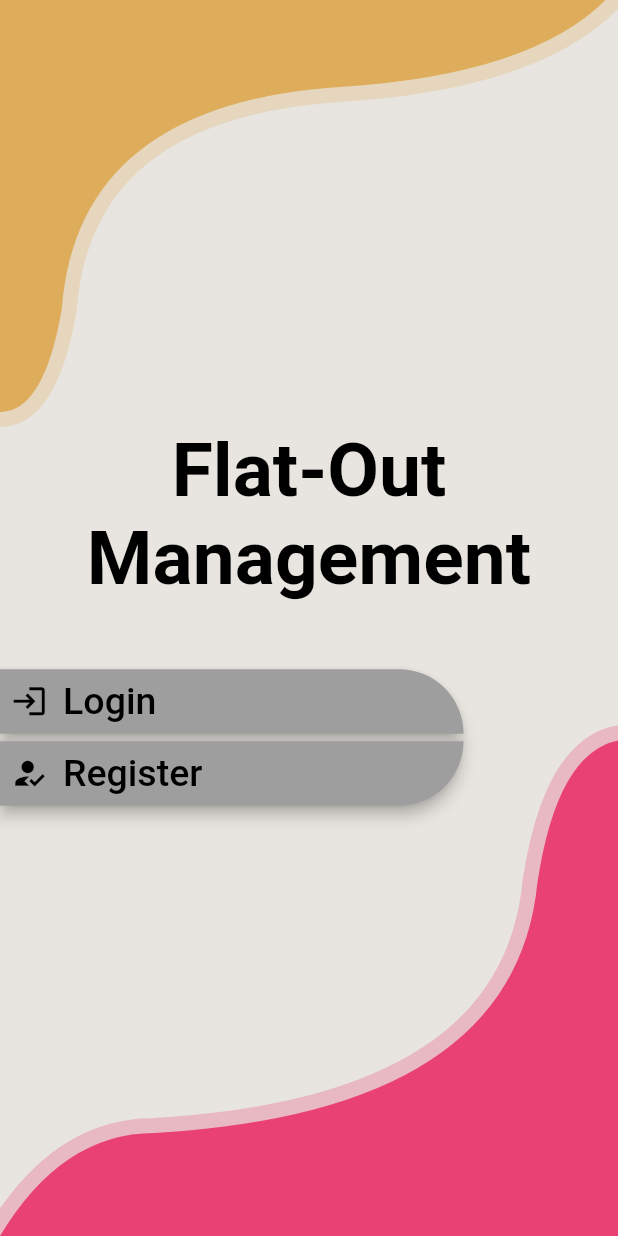
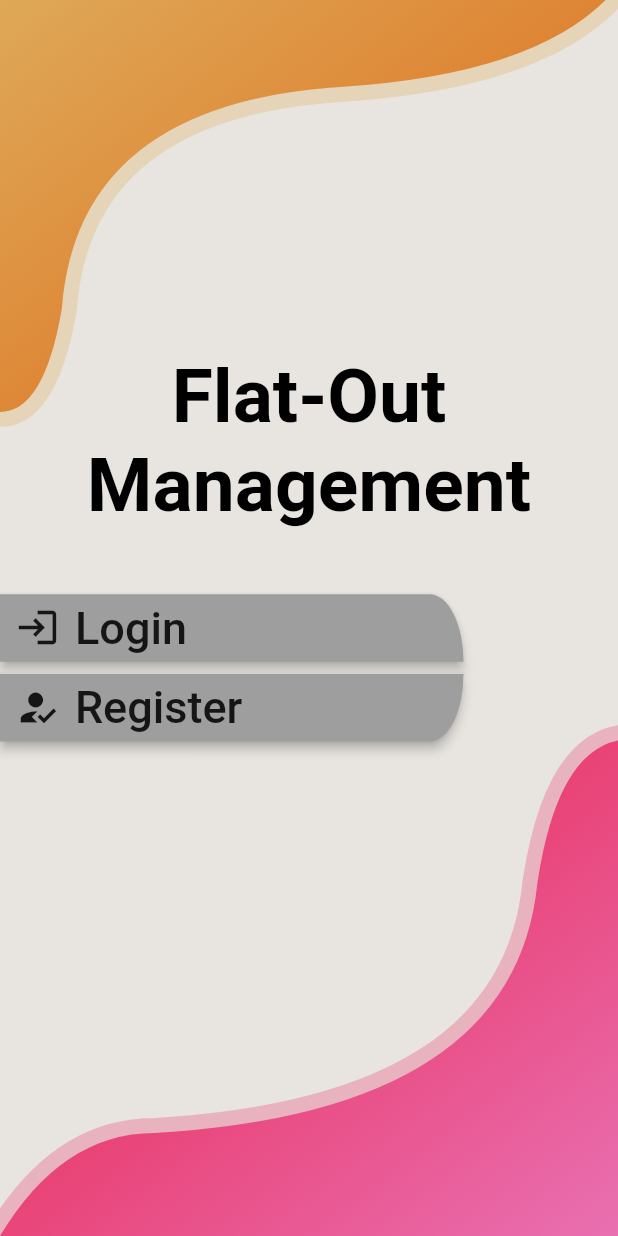
Before and after one commit to HonsonCooky/Flat-Out-Management, a Flutter app: the screen it shows after launch, on a phone screen of 412 x 824 dp. Run offline on Flutter 3.47's test engine with Material 2 defaults, Android fonts, the phone set to English and light mode, and no system bars; our stand-ins replace google_fonts; generated files the repository leaves out were written again; network calls fail; Roboto replaces fonts that are missing (Merriweather Sans).

```diff
--- a/flat_out_app/lib/components/atoms/fom_round_button.dart
+++ b/flat_out_app/lib/components/atoms/fom_round_button.dart
@@ -2,7 +2,7 @@ import 'package:flutter/material.dart';
 
 class FomRoundButton extends StatelessWidget {
   final List<Widget> children;
-  final BorderRadius rad;
+  final BorderRadiusGeometry rad;
   final double width;
   final void Function() onPressed;
 
@@ -13,19 +13,20 @@ class FomRoundButton extends StatelessWidget {
   @override
   Widget build(BuildContext context) {
     return Container(
-      margin: EdgeInsets.only(right: width),
-      child: ElevatedButton(
+      margin: EdgeInsets.only(right: width, bottom: width / 20),
+      child: MaterialButton(
         onPressed: () {
           onPressed();
         },
         child: Row(
           children: children,
         ),
-        style: ElevatedButton.styleFrom(
-          shape: RoundedRectangleBorder(borderRadius: rad),
-          padding: EdgeInsets.all(7),
-          elevation: 4,
+        padding: EdgeInsets.symmetric(vertical: 5, horizontal: 10),
+        elevation: 3,
+        shape: RoundedRectangleBorder(
+          borderRadius: rad,
         ),
+        color: Theme.of(context).buttonTheme.colorScheme?.primary,
       ),
     );
   }
--- a/flat_out_app/lib/screens/auth_flow/auth_home.dart
+++ /dev/null
@@ -1,22 +0,0 @@
-
-import 'package:flat_out_app/screens/auth_flow/choices_page.dart';
-import 'package:flutter/material.dart';
-
-import '../../components/molecules/blobs_background.dart';
-
-class AuthHomePage extends StatefulWidget {
-  @override
-  State<StatefulWidget> createState() => AuthHomePageState();
-}
-
-class AuthHomePageState extends State<AuthHomePage> {
-  static Widget _curPage = ChoicesPage();
-
-  @override
-  Widget build(BuildContext context) {
-
-    return BlobBackground(
-      child: _curPage
-    );
-  }
-}
--- /dev/null
+++ b/flat_out_app/lib/screens/auth_flow/auth_home_page.dart
@@ -0,0 +1,80 @@
+import 'package:flat_out_app/components/molecules/blobs_background.dart';
+import 'package:flat_out_app/components/molecules/route_handler.dart';
+import 'package:flutter/material.dart';
+
+import '../../components/atoms/fom_round_button.dart';
+import 'login_page.dart';
+
+class AuthHomePage extends StatefulWidget {
+  @override
+  State<StatefulWidget> createState() => AuthHomePageState();
+}
+
+class AuthHomePageState extends State<AuthHomePage> {
+  @override
+  Widget build(BuildContext context) {
+    final double buttonWidth = MediaQuery.of(context).size.width / 4;
+    final double fontSize = 30.0;
+    final double rad = MediaQuery.of(context).size.width;
+
+    return BlobBackground(
+      child: Container(
+        padding: EdgeInsets.only(top: MediaQuery.of(context).size.height / 3.5),
+        child: Column(
+          crossAxisAlignment: CrossAxisAlignment.stretch,
+          children: [
+            Container(
+              alignment: Alignment.center,
+              margin: EdgeInsets.only(bottom: MediaQuery.of(context).size.height / 20),
+              child: Text(
+                "Flat-Out Management",
+                textAlign: TextAlign.center,
+                style: Theme.of(context).textTheme.headline2,
+              ),
+            ),
+            FomRoundButton(
+              rad: BorderRadius.only(topRight: Radius.elliptical(rad/2, rad)),
+              width: buttonWidth,
+              onPressed: () {
+                Navigator.push(context, ParentChildPageChange(page: LoginPage()));
+              },
+              children: [
+                Container(
+                  child: Icon(
+                    Icons.login,
+                    size: fontSize,
+                  ),
+                  margin: EdgeInsets.only(right: 10),
+                ),
+                Text(
+                  "Login",
+                  style: TextStyle(fontSize: fontSize),
+                )
+              ],
+            ),
+            FomRoundButton(
+              rad: BorderRadius.only(bottomRight: Radius.elliptical(rad, rad*2)),
+              width: buttonWidth,
+              onPressed: () {
+                Navigator.push(context, ParentChildPageChange(page: LoginPage()));
+              },
+              children: [
+                Container(
+                  child: Icon(
+                    Icons.how_to_reg,
+                    size: fontSize,
+                  ),
+                  margin: EdgeInsets.only(right: 10),
+                ),
+                Text(
+                  "Register",
+                  style: TextStyle(fontSize: fontSize),
+                ),
+              ],
+            ),
+          ],
+        ),
+      ),
+    );
+  }
+}
--- a/flat_out_app/lib/screens/auth_flow/choices_page.dart
+++ /dev/null
@@ -1,75 +0,0 @@
-import 'package:flutter/material.dart';
-
-import '../../components/atoms/fom_round_button.dart';
-import '../../components/molecules/route_handler.dart';
-import 'login_page.dart';
-
-class ChoicesPage extends StatelessWidget {
-  get buttonWidth => null;
-
-  get fontSize => null;
-
-  @override
-  Widget build(BuildContext context) {
-    final double buttonWidth = MediaQuery.of(context).size.width / 4;
-    final double fontSize = 25.0;
-
-    return Container(
-      child: Column(
-        mainAxisAlignment: MainAxisAlignment.center,
-        crossAxisAlignment: CrossAxisAlignment.stretch,
-        children: [
-          Container(
-            alignment: Alignment.center,
-            margin: EdgeInsets.only(bottom: MediaQuery.of(context).size.height / 20),
-            child: Text(
-              "Flat-Out Management",
-              textAlign: TextAlign.center,
-              style: Theme.of(context).textTheme.headline2,
-            ),
-          ),
-          FomRoundButton(
-            rad: BorderRadius.only(topRight: Radius.circular(MediaQuery.of(context).size.height)),
-            width: buttonWidth,
-            onPressed: () {
-              Navigator.push(context, ParentChildPageChange(page: LoginPage()));
-            },
-            children: [
-              Container(
-                child: Icon(
-                  Icons.login,
-                  size: fontSize,
-                ),
-                margin: EdgeInsets.only(right: 10),
-              ),
-              Text(
-                "Login",
-                style: TextStyle(fontSize: fontSize),
-              )
-            ],
-          ),
-          FomRoundButton(
-            rad: BorderRadius.only(bottomRight: Radius.circular(MediaQuery.of(context).size.height)),
-            width: buttonWidth,
-            onPressed: () {
-              Navigator.push(context, ParentChildPageChange(page: LoginPage()));
-            },
-            children: [
-              Container(
-                child: Icon(
-                  Icons.how_to_reg,
-                  size: fontSize,
-                ),
-                margin: EdgeInsets.only(right: 10),
-              ),
-              Text(
-                "Register",
-                style: TextStyle(fontSize: fontSize),
-              ),
-            ],
-          ),
-        ],
-      ),
-    );
-  }
-}
--- a/flat_out_app/lib/screens/fom_base.dart
+++ b/flat_out_app/lib/screens/fom_base.dart
@@ -1,5 +1,5 @@
 import 'package:flat_out_app/core/jsons/fom_user.dart';
-import 'package:flat_out_app/screens/auth_flow/auth_home.dart';
+import 'package:flat_out_app/screens/auth_flow/auth_home_page.dart';
 import 'package:flutter/material.dart';
 import 'package:provider/provider.dart';
 
```
Also changed, not shown: flat_out_app/lib/components/atoms/fom_round_text_field.dart (+6 -1 lines), flat_out_app/lib/components/molecules/blobs_background.dart (+25 -13 lines), flat_out_app/lib/screens/auth_flow/login_page.dart (+10 -5 lines).
